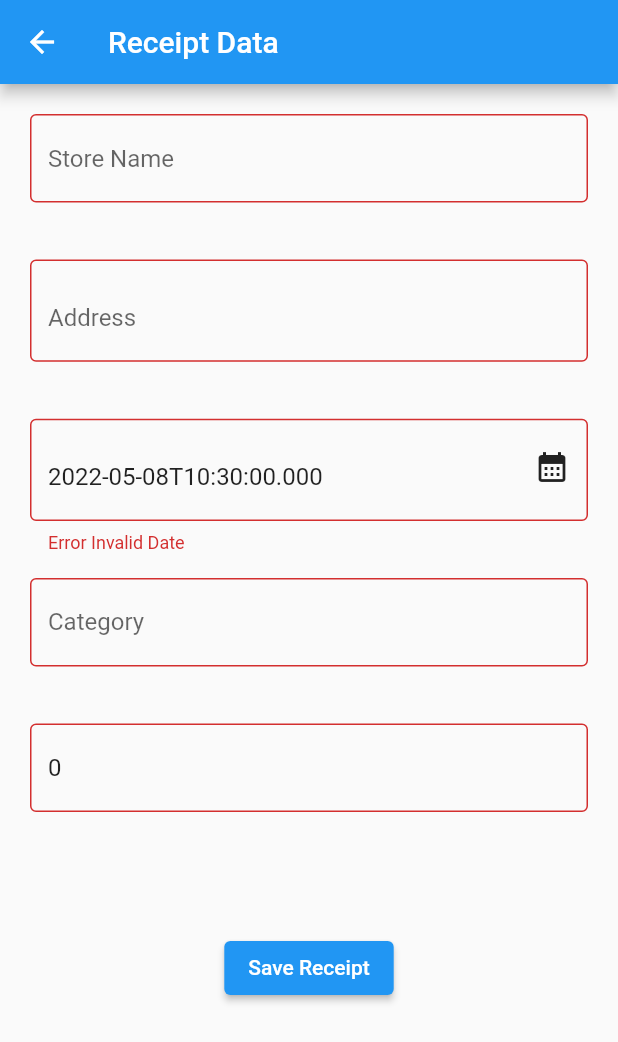
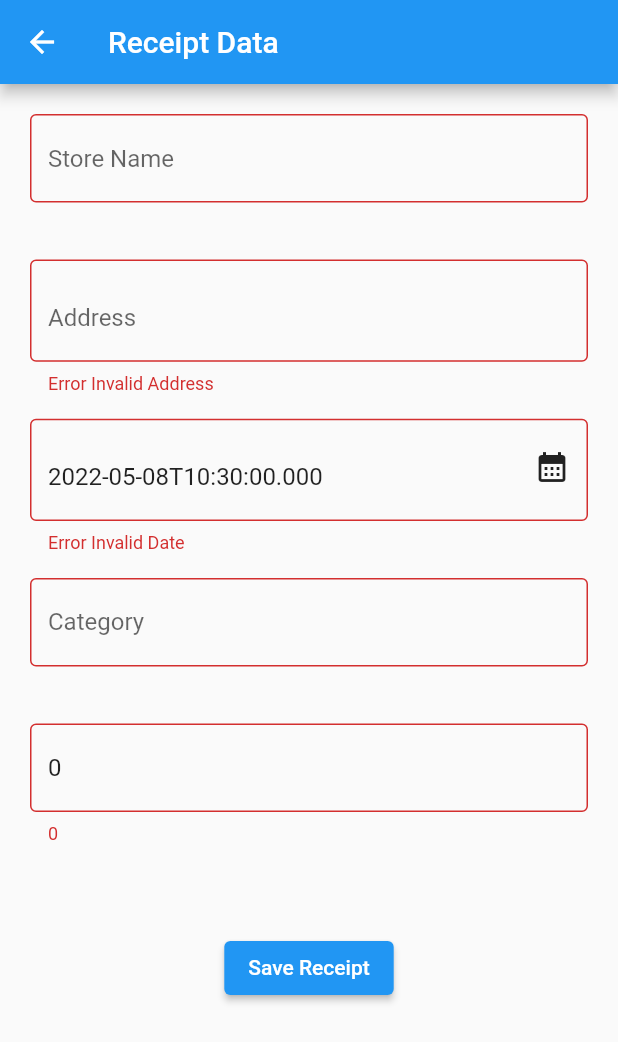
Before and after one commit to jskplf/spending_tracker_client, a Flutter app: the ReceiptView screen opened directly with empty values, after a tap on "Save Receipt", on a phone screen of 412 x 824 dp. Shown: the top 1042 px of the screen. Run offline on Flutter 3.47's test engine with Material 2 defaults, Android fonts, the phone set to English and light mode, and no system bars; our stand-ins replace file_picker, hive_flutter, syncfusion_flutter_charts; missing offline and left inert: text_to_speech; accounts and stored records are empty.

Commit message:
Basic receipt validation working in the receipt form

```diff
--- a/lib/views/receipt_view.dart
+++ b/lib/views/receipt_view.dart
@@ -55,29 +55,65 @@ class _ReceiptFormViewState extends State<ReceiptFormView> {
       {
         'description': 'Store Name',
         'initialValue': receipt['store'] ?? '',
-        'validator': (value) {},
+        'validator': (String? value) {
+          if (value!.length > 25) {
+            return 'Error: Store name must be less than 25 characters';
+          }
+          if (value.contains(RegExp(r'[0-9]'))) {
+            return 'Error: Store name cannot have any digits';
+          }
+          return value;
+        },
       },
       {
         'description': 'Address',
         'suffix': const Icon(Icons.gps_fixed),
         'initialValue': '',
-        'validator': (value) {},
+        'validator': (String? value) {
+          if (value!.contains(RegExp(r'[A-Za-z0-9\.\s,\-:\n]'))) {
+            return value;
+          } else {
+            if (value.isEmpty) {
+              return null;
+            } else {
+              null;
+            }
+          }
+        },
       },
       {
         'description': 'Date',
         'initialValue': receipt['date'] ?? '',
         'suffix': const Icon(Icons.calendar_month),
-        'validator': (value) {},
+        'validator': (String? value) {
+          if (value!.contains(
+              RegExp(r'^(0[1-9]|1[0-2])/(0[1-9]|[12][0-9]|3[01])/\d{4}'))) {
+            return value;
+          } else {
+            if (value.isEmpty) {
+              return null;
+            }
+          }
+        },
       },
       {
         'description': 'Category',
         'initialValue': receipt['category'] ?? '',
-        'validator': (value) {},
+        'validator': (String? value) {
+          if (value!.length < 15) {
+            return value;
+          }
+        },
       },
       {
         'description': 'Total',
         'initialValue': receipt['total'] ?? '',
-        'validator': (value) {},
+        'validator': (String? value) {
+          if (double.tryParse(value!) == null) {
+            return null;
+          }
+          return value;
+        },
       },
     ];
 
@@ -123,6 +159,7 @@ class BaseTextField extends StatelessWidget {
 
   @override
   Widget build(BuildContext context) {
+    var validator = field['validator'];
     return Padding(
       padding: const EdgeInsets.all(8.0),
       child: TextFormField(
@@ -133,14 +170,7 @@ class BaseTextField extends StatelessWidget {
           errorText: "Error Invalid ${field['description']}",
           border: const OutlineInputBorder(),
         ),
-        validator: (value) {
-          var v = value as String;
-          if (v.contains(RegExp('[A-Za-z]'))) {
-            return null;
-          } else {
-            return '';
-          }
-        },
+        validator: validator as String? Function(String?),
       ),
     );
   }
```
